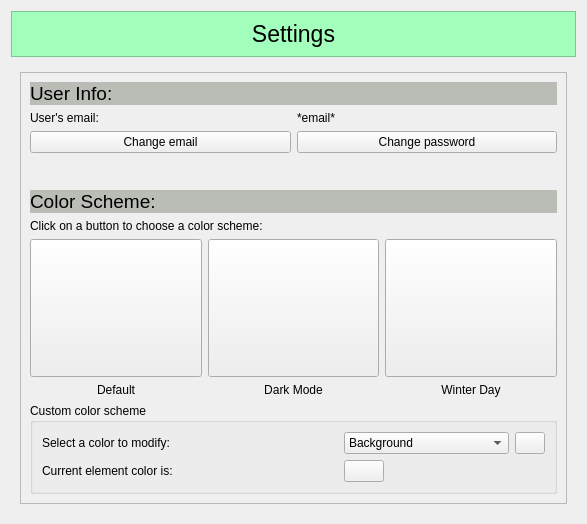
The window that src/Client/View/MainPage/Settings/SettingsSubPage/SettingsSubPage.ui (iodream/Spend-Note) describes before a commit, drawn with Qt 5.
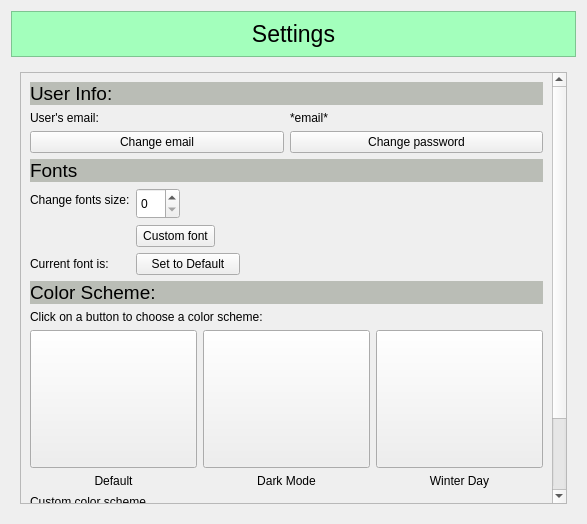
The same window after the commit. Icons and pictures are not drawn.

Commit message: Finalize elements on Settings page. Combine ColorSchemeChanged and Fonts methods. Add Saving to file. Fix bugs.

What changed in the file:
```diff
--- a/src/Client/View/MainPage/Settings/SettingsSubPage/SettingsSubPage.ui
+++ b/src/Client/View/MainPage/Settings/SettingsSubPage/SettingsSubPage.ui
@@ -74,10 +74,10 @@
             <x>0</x>
             <y>0</y>
             <width>535</width>
-            <height>444</height>
+            <height>583</height>
            </rect>
           </property>
-          <layout class="QVBoxLayout" name="verticalLayout_2" stretch="2,1,10,0,0,0,0,0">
+          <layout class="QVBoxLayout" name="verticalLayout_2" stretch="2,1,10,0,0,0,0,0,0,0">
            <item>
             <widget class="QLabel" name="UserInfoLabel_2">
              <property name="sizePolicy">
@@ -92,8 +92,7 @@
               </font>
              </property>
              <property name="styleSheet">
-              <string notr="true">background-color: rgb(85, 87, 83);
-background-color: rgb(186, 189, 182);</string>
+              <string notr="true">background-color: rgb(186, 189, 182);</string>
              </property>
              <property name="text">
               <string>User Info:</string>
@@ -176,6 +175,81 @@
              </property>
             </spacer>
            </item>
+           <item>
+            <widget class="QLabel" name="FontsLabel">
+             <property name="font">
+              <font>
+               <pointsize>14</pointsize>
+              </font>
+             </property>
+             <property name="styleSheet">
+              <string notr="true">background-color: rgb(186, 189, 182);</string>
+             </property>
+             <property name="text">
+              <string>Fonts</string>
+             </property>
+            </widget>
+           </item>
+           <item>
+            <layout class="QFormLayout" name="FontsLayout">
+             <item row="1" column="1">
+              <widget class="QPushButton" name="FontSelectButton">
+               <property name="maximumSize">
+                <size>
+                 <width>79</width>
+                 <height>16777215</height>
+                </size>
+               </property>
+               <property name="text">
+                <string>Custom font</string>
+               </property>
+              </widget>
+             </item>
+             <item row="3" column="0">
+              <widget class="QLabel" name="CurrentFontLabel">
+               <property name="text">
+                <string>Current font is: </string>
+               </property>
+              </widget>
+             </item>
+             <item row="3" column="1">
+              <widget class="QPushButton" name="DefaultFontButton">
+               <property name="maximumSize">
+                <size>
+                 <width>104</width>
+                 <height>16777215</height>
+                </size>
+               </property>
+               <property name="text">
+                <string>Set to Default</string>
+               </property>
+              </widget>
+             </item>
+             <item row="0" column="1">
+              <widget class="QSpinBox" name="FontSpinBox">
+               <property name="minimumSize">
+                <size>
+                 <width>0</width>
+                 <height>31</height>
+                </size>
+               </property>
+               <property name="maximumSize">
+                <size>
+                 <width>44</width>
+                 <height>16777215</height>
+                </size>
+               </property>
+              </widget>
+             </item>
+             <item row="0" column="0">
+              <widget class="QLabel" name="label_7">
+               <property name="text">
+                <string>Change fonts size:</string>
+               </property>
+              </widget>
+             </item>
+            </layout>
+           </item>
            <item>
             <widget class="QLabel" name="ColorSchemeLabel">
              <property name="font">
@@ -185,8 +259,7 @@
               </font>
              </property>
              <property name="styleSheet">
-              <string notr="true">background-color: rgb(85, 87, 83);
-background-color: rgb(186, 189, 182);</string>
+              <string notr="true">background-color: rgb(186, 189, 182);</string>
              </property>
              <property name="text">
               <string>Color Scheme:</string>
```
The commit also changes 11 other files.
